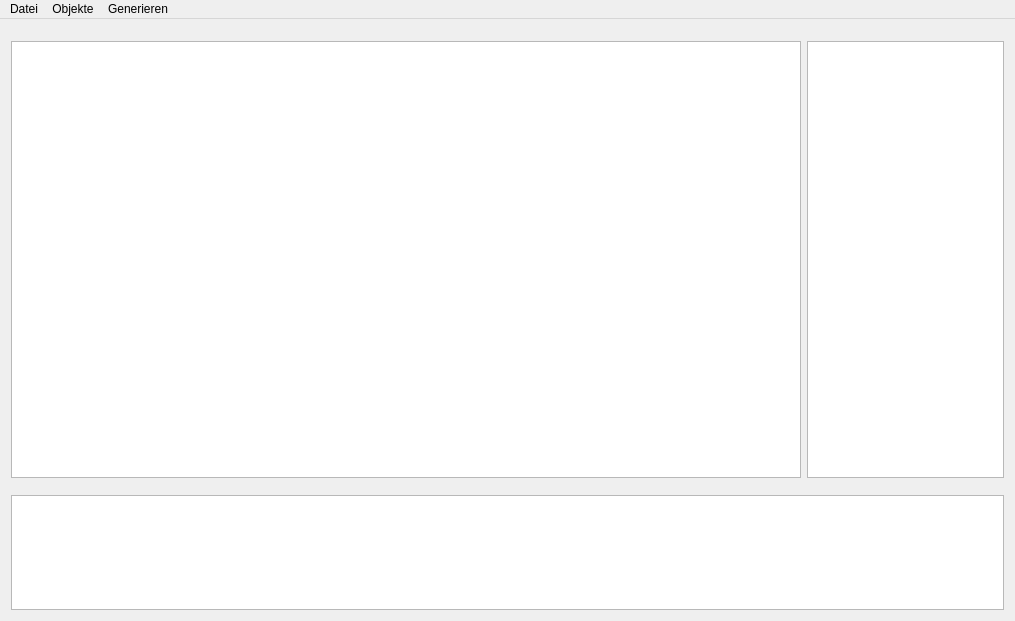
Before: the Qt Designer form config-tool/gui/mainwindow.ui in carstenbru/fpga-log, drawn with Qt 5.
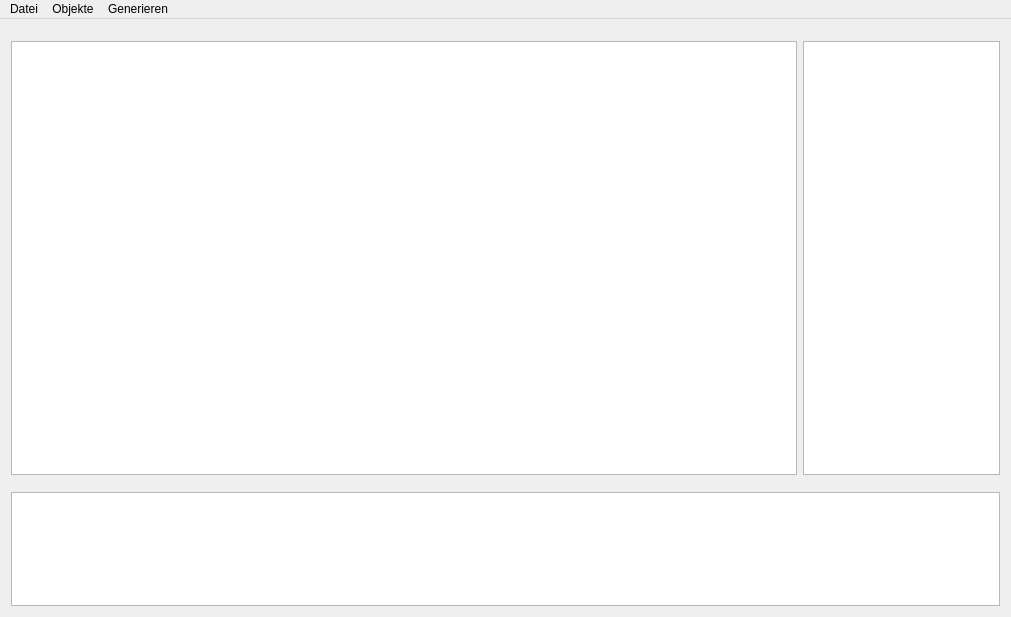
After: the same form once the commit is applied. Icons and pictures are not drawn.

Patch:
```diff
--- a/config-tool/gui/mainwindow.ui
+++ b/config-tool/gui/mainwindow.ui
@@ -6,8 +6,8 @@
    <rect>
     <x>0</x>
     <y>0</y>
-    <width>1015</width>
-    <height>621</height>
+    <width>1011</width>
+    <height>617</height>
    </rect>
   </property>
   <property name="windowTitle">
@@ -70,7 +70,7 @@
     <rect>
      <x>0</x>
      <y>0</y>
-     <width>1015</width>
+     <width>1011</width>
      <height>21</height>
     </rect>
    </property>
@@ -94,6 +94,9 @@
     <addaction name="actionNewObject"/>
    </widget>
    <widget class="QMenu" name="menuGenerate">
+    <property name="enabled">
+     <bool>true</bool>
+    </property>
     <property name="title">
      <string>Generieren</string>
     </property>
```
Left out of the diff: 17 changed lines with no effect on the pictures.
